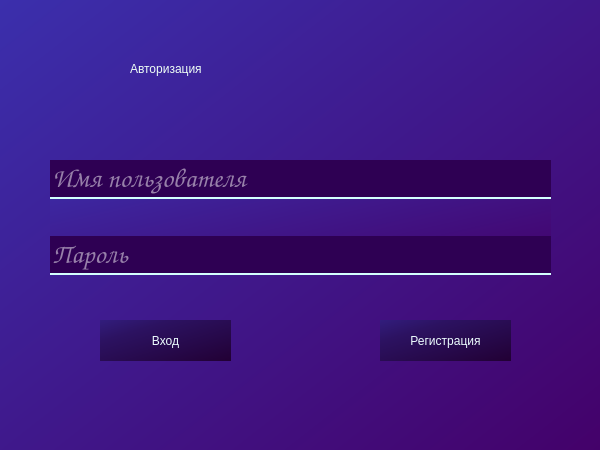
This is Client/Auth.ui in zorroBinn/QuickDialog as Qt 5 draws it before an edit. The edited form follows.
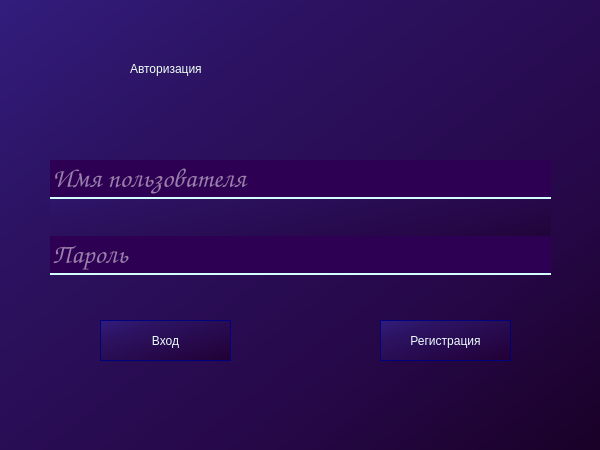
This is the edited form. Icons and pictures are not drawn.

Patch:
```diff
--- a/Client/Auth.ui
+++ b/Client/Auth.ui
@@ -29,7 +29,7 @@
    <iconset theme="contact-new"/>
   </property>
   <property name="styleSheet">
-   <string notr="true"/>
+   <string notr="true">background-color: qlineargradient(spread:pad, x1:1, y1:1, x2:0, y2:0, stop:0 rgba(24, 0, 36, 255), stop:0.312849 rgba(38, 8, 72, 255), stop:0.731844 rgba(44, 18, 97, 255), stop:1 rgba(50, 29, 125, 255));</string>
   </property>
   <widget class="QWidget" name="widget_down" native="true">
    <property name="geometry">
@@ -41,7 +41,7 @@
     </rect>
    </property>
    <property name="styleSheet">
-    <string notr="true">background-color: qlineargradient(spread:pad, x1:1, y1:1, x2:0, y2:0, stop:0 rgba(68, 0, 104, 255), stop:1 rgba(59, 47, 172, 255));</string>
+    <string notr="true"/>
    </property>
    <widget class="QPushButton" name="pushButton_auth">
     <property name="geometry">
@@ -60,7 +60,7 @@
     </property>
     <property name="styleSheet">
      <string notr="true">background-color: qlineargradient(spread:pad, x1:1, y1:1, x2:0, y2:0, stop:0 rgba(34, 0, 52, 255), stop:0.312849 rgba(38, 8, 72, 255), stop:0.731844 rgba(44, 18, 97, 255), stop:1 rgba(50, 29, 125, 255));
-border: none;
+border: 1px solid rgb(0, 0, 127);
 color: rgb(237, 253, 255);
 font: 14pt &quot;Comic Sans MS&quot;;</string>
     </property>
@@ -85,7 +85,7 @@
     </property>
     <property name="styleSheet">
      <string notr="true">background-color: qlineargradient(spread:pad, x1:1, y1:1, x2:0, y2:0, stop:0 rgba(34, 0, 52, 255), stop:0.312849 rgba(38, 8, 72, 255), stop:0.731844 rgba(44, 18, 97, 255), stop:1 rgba(50, 29, 125, 255));
-border: none;
+border: 1px solid rgb(0, 0, 127);
 color: rgb(237, 253, 255);
 font: 14pt &quot;Comic Sans MS&quot;;</string>
     </property>
```
Left out of the diff: 10 changed lines with no effect on the pictures.
